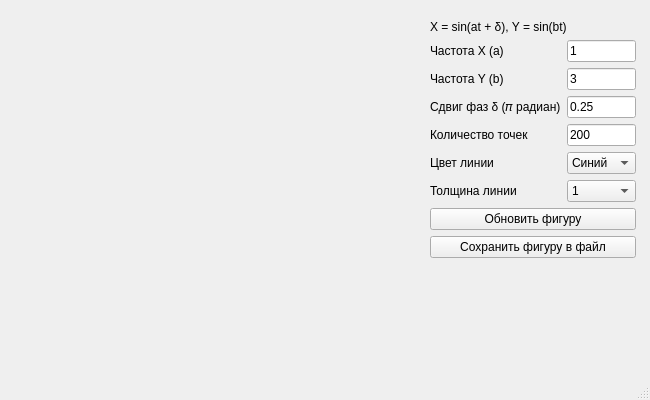
Above: main_window.ui from cocolacre/Lissajous before the change. Below: the same form after it.
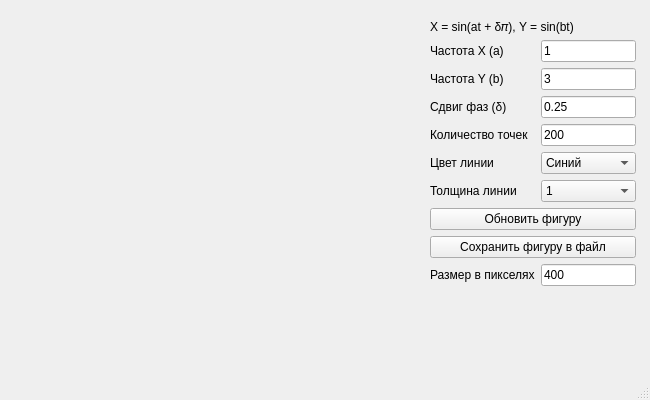
That is the form after the change.

Commit message: Image file size can be now set.

The edit to the form file:
```diff
--- a/main_window.ui
+++ b/main_window.ui
@@ -20,7 +20,7 @@
       <x>430</x>
       <y>20</y>
       <width>206</width>
-      <height>254</height>
+      <height>280</height>
      </rect>
     </property>
     <layout class="QFormLayout" name="formLayout">
@@ -55,7 +55,7 @@
      <item row="4" column="0">
       <widget class="QLabel" name="label_5">
        <property name="text">
-        <string>Сдвиг фаз δ (𝜋 радиан)</string>
+        <string>Сдвиг фаз (δ)</string>
        </property>
       </widget>
      </item>
@@ -159,7 +159,21 @@
      <item row="1" column="0" colspan="2">
       <widget class="QLabel" name="label_equations">
        <property name="text">
-        <string>X = sin(at + δ), Y = sin(bt)</string>
+        <string>X = sin(at + δ𝜋), Y = sin(bt)</string>
+       </property>
+      </widget>
+     </item>
+     <item row="11" column="0">
+      <widget class="QLabel" name="label_7">
+       <property name="text">
+        <string>Размер в пикселях</string>
+       </property>
+      </widget>
+     </item>
+     <item row="11" column="1">
+      <widget class="QLineEdit" name="image_size_lineedit">
+       <property name="text">
+        <string>400</string>
        </property>
       </widget>
      </item>
```
Left out of the diff: 2 changed lines with no effect on the pictures. The commit also changes 2 other files.
